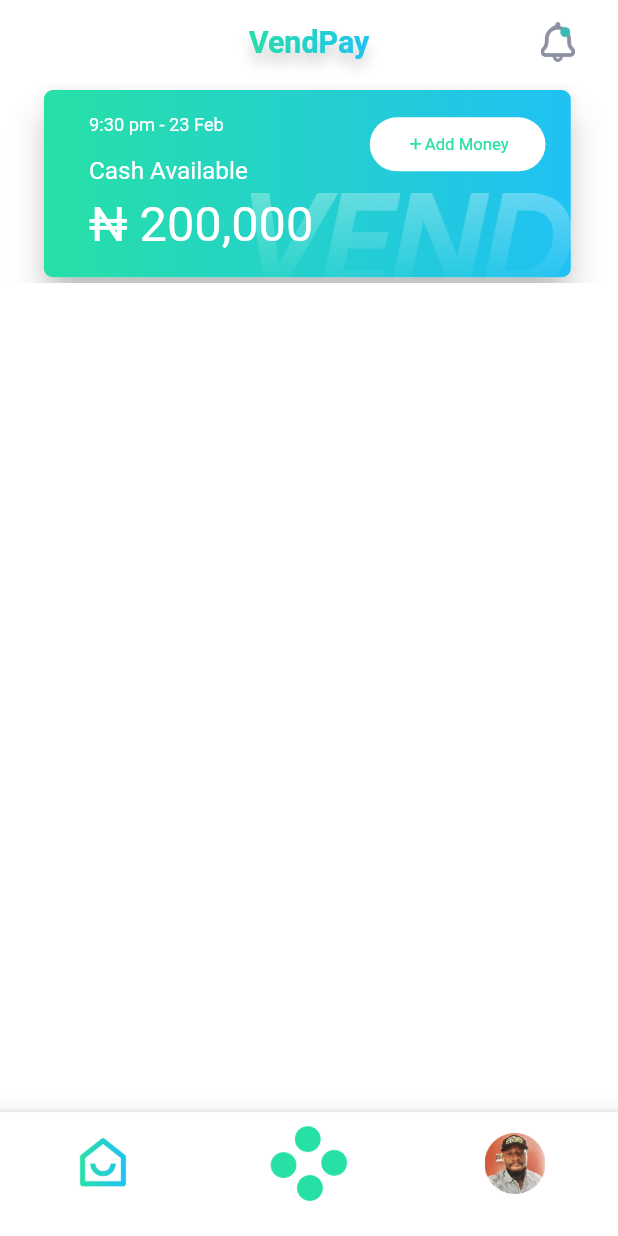
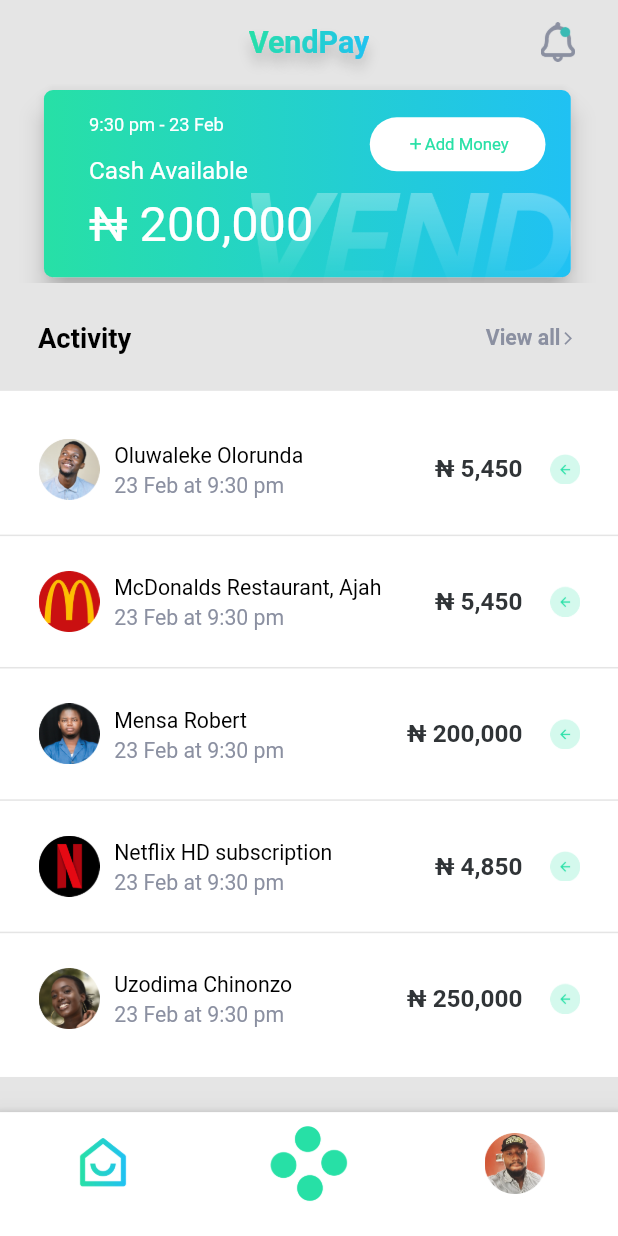
Before and after one commit to Dejbaba/rank_test, a Flutter app: the screen it shows after launch, on a phone screen of 412 x 824 dp. Run offline on Flutter 3.47's test engine with Material 2 defaults, Android fonts, the phone set to English and light mode, and no system bars; our stand-ins replace flutter_screenutil, get_it.

Commit message:
home tab conversion

```diff
--- a/lib/ui/views/pages/bottom_nav.dart
+++ b/lib/ui/views/pages/bottom_nav.dart
@@ -29,7 +29,7 @@
       onWillPop: () async => false,
       child: Consumer<BottomNavModel>(
         builder: (context, model, child) => Scaffold(
-          backgroundColor: Colors.white,
+          backgroundColor: mercuryGrey,
           appBar: AppBar(
             centerTitle: true,
             elevation: 0,
--- a/lib/ui/views/pages/home.dart
+++ b/lib/ui/views/pages/home.dart
@@ -1,5 +1,6 @@
 import 'package:flutter/material.dart';
 import 'package:flutter_screenutil/flutter_screenutil.dart';
+import 'package:rank_task/ui/views/widgets/listview_items/activity_item.dart';
 
 import '../../../core/constants/app_constants.dart';
 import '../../shared/colors.dart';
@@ -16,7 +17,7 @@
             Container(
               margin: EdgeInsets.only(left: 23.w, right: 25.w),
               child: Card(
-                elevation: 10,
+                elevation: 7,
                 shadowColor: Colors.black,
                 shape: BeveledRectangleBorder(
                   borderRadius: BorderRadius.circular(6.0),
@@ -86,7 +87,7 @@
                             Text(
                               "₦ 200,000",
                               style: TextStyle(
-                                //fontFamily: "Circular Std",
+                                //fontFamily: "Circular Std Font",
                                 color: Colors.white,
                                 fontSize: 32.sp,
                                 fontWeight: FontWeight.w400,
@@ -134,6 +135,107 @@
 
           ],
         ),
+        SizedBox(height: 26.h,),
+        Padding(
+          padding:  EdgeInsets.only(left: 23.w, right: 25.67.w),
+          child: Row(
+            mainAxisAlignment: MainAxisAlignment.spaceBetween,
+            children: [
+              Text(
+                'Activity',
+                style: TextStyle(
+                  //fontFamily: "Circular Std",
+                  color: Colors.black,
+                  fontSize: 18.sp,
+                  fontWeight: FontWeight.w600,
+                ),
+              ),
+              Row(
+                children: [
+                  Text(
+                    'View all',
+                    style: TextStyle(
+                      //fontFamily: "Circular Std",
+                      color: manateeGrey,
+                      fontSize: 14.sp,
+                      fontWeight: FontWeight.w600,
+                    ),
+                  ),
+                  SizedBox(height: 8.68.h,),
+                  Icon(Icons.arrow_forward_ios_sharp, size: 10.h, color: manateeGrey,)
+                ],
+              ),
+            ],
+          ),
+        ),
+        SizedBox(height: 24.h,),
+        Container(
+          width: width(context),
+          color: Colors.white,
+          padding: EdgeInsets.symmetric(vertical: 16.h),
+          child: Column(
+            children: List.generate(dummyUsers.length, (index) => ActivityItem(
+              dummyUser: dummyUsers[index],
+            )),
+          ),
+        ),
+        SizedBox(height: 24.h,),
+        Padding(
+          padding: EdgeInsets.only(left: 23.w),
+          child: Text(
+            'Explore',
+            style: TextStyle(
+              //fontFamily: "Circular Std",
+              color: Colors.black,
+              fontSize: 18.sp,
+              fontWeight: FontWeight.w600,
+            ),
+          ),
+        ),
+        SizedBox(height: 16.h,),
+        Container(
+          color: Colors.white,
+          width: width(context),
+          padding: EdgeInsets.only(bottom: 17.46.h, left: 30.w, right: 16.w),
+          child: Row(
+            mainAxisAlignment: MainAxisAlignment.spaceBetween,
+            crossAxisAlignment: CrossAxisAlignment.start,
+            children: [
+              Padding(
+                padding:  EdgeInsets.only(top: 46.h),
+                child: Column(
+                      crossAxisAlignment: CrossAxisAlignment.start,
+                      children: [
+                        Text(
+                          'Explore Places where\nVendPay is accepted',
+                          style: TextStyle(
+                            //fontFamily: "Circular Std",
+                            color: turquoiseBlue,
+                            fontSize: 20.sp,
+                            fontWeight: FontWeight.w700,
+                          ),
+                        ),
+                        SizedBox(height: 7.h,),
+                        Text(
+                          'VendPay is accepted in over\n20,000 stores across the country',
+                          style: TextStyle(
+                            //fontFamily: "Circular Std",
+                            color: shaftGrey,
+                            fontSize: 12.sp,
+                            fontWeight: FontWeight.w400,
+                          ),
+                        ),
+                      ],
+                    ),
+              ),
+              SizedBox(height: 2.w,),
+              Expanded(child: Padding(
+                padding: EdgeInsets.only(top: 19.h),
+                child: Image.asset("assets/images/explore_places.png"),
+              ))
+            ],
+          ),
+        ),
       ],
     );
   }
--- /dev/null
+++ b/lib/ui/views/widgets/listview_items/activity_item.dart
@@ -0,0 +1,82 @@
+import 'package:flutter/material.dart';
+import 'package:rank_task/core/constants/app_constants.dart';
+import 'package:rank_task/core/models/dummy_user.dart';
+import 'package:rank_task/ui/shared/colors.dart';
+import 'package:flutter_screenutil/flutter_screenutil.dart';
+
+class ActivityItem extends StatelessWidget {
+
+  final DummyUser dummyUser;
+
+  ActivityItem({Key key, this.dummyUser}) : super(key: key);
+
+
+  @override
+  Widget build(BuildContext context) {
+    return Column(
+      //crossAxisAlignment: CrossAxisAlignment.start,
+      children: [
+        ListTile(
+          leading: Container(
+            height: 40.h,
+            width: 40.w,
+            decoration: BoxDecoration(shape: BoxShape.circle),
+            child: Image.asset(
+              dummyUser.image,
+              height: 40.h,
+              width: 40.w,
+            ),
+          ),
+          title: Transform.translate(
+            offset: Offset(-8, 0),
+            child: Text(
+              dummyUser.fullName,
+              style: TextStyle(
+                //fontFamily: "Circular Std",
+                color: Colors.black,
+                fontSize: 14.sp,
+                fontWeight: FontWeight.w400,
+              ),
+              maxLines: 2,
+              overflow: TextOverflow.ellipsis,
+            ),
+          ),
+          subtitle: Transform.translate(
+            offset: Offset(-8, 0),
+            child: Text(
+              dummyUser.date,
+              style: TextStyle(
+                //fontFamily: "Circular Std",
+                color: manateeGrey,
+                fontSize: 14.sp,
+                fontWeight: FontWeight.w400,
+              ),
+            ),
+          ),
+          contentPadding: EdgeInsets.symmetric(horizontal: 22.w),
+          trailing: Row(
+              mainAxisSize: MainAxisSize.min,
+              children: [
+                Text(
+                  dummyUser.amount,
+                  style: TextStyle(
+                    //fontFamily: "Circular Std",
+                    color: spaceGrey,
+                    fontSize: 16.sp,
+                    fontWeight: FontWeight.w700,
+                  ),
+                ),
+                SizedBox(width: 16.w,),
+                Image.asset("assets/images/credit_arrow.png", height: 20.h, width: 20.w,)
+              ],
+            ),
+        ),
+        dummyUser == dummyUsers.last ? Container() : Divider(
+          height: 16.h,
+          thickness: 1.h,
+          color: mercuryGrey,
+        ),
+      ],
+    );
+  }
+}
```
